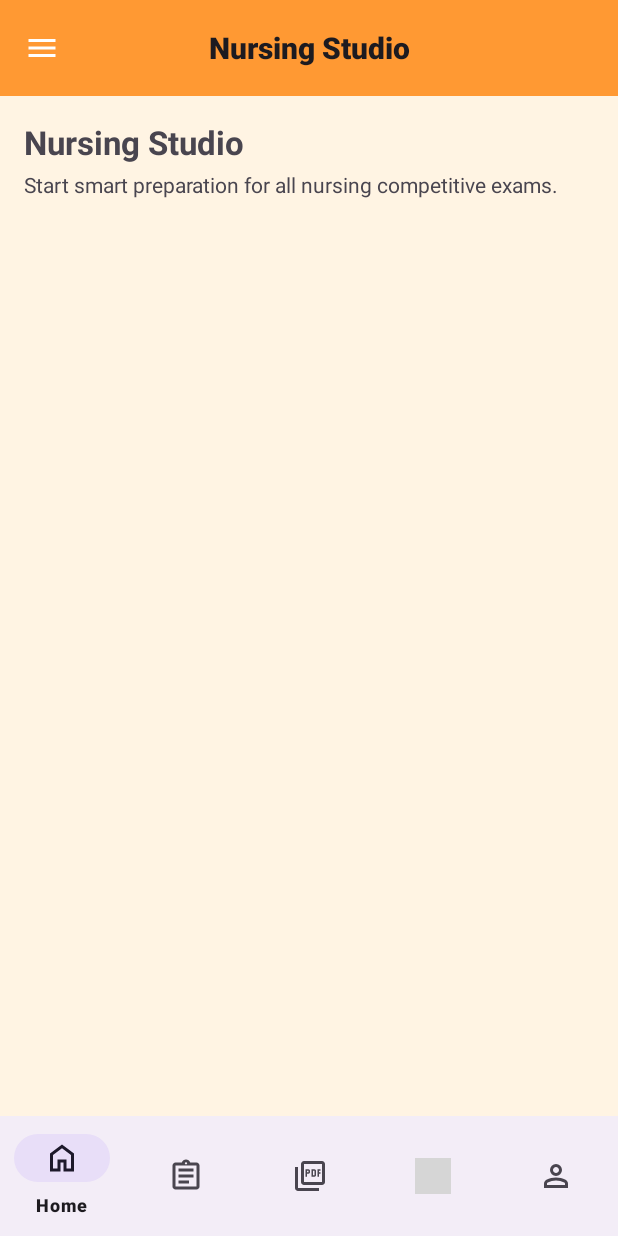
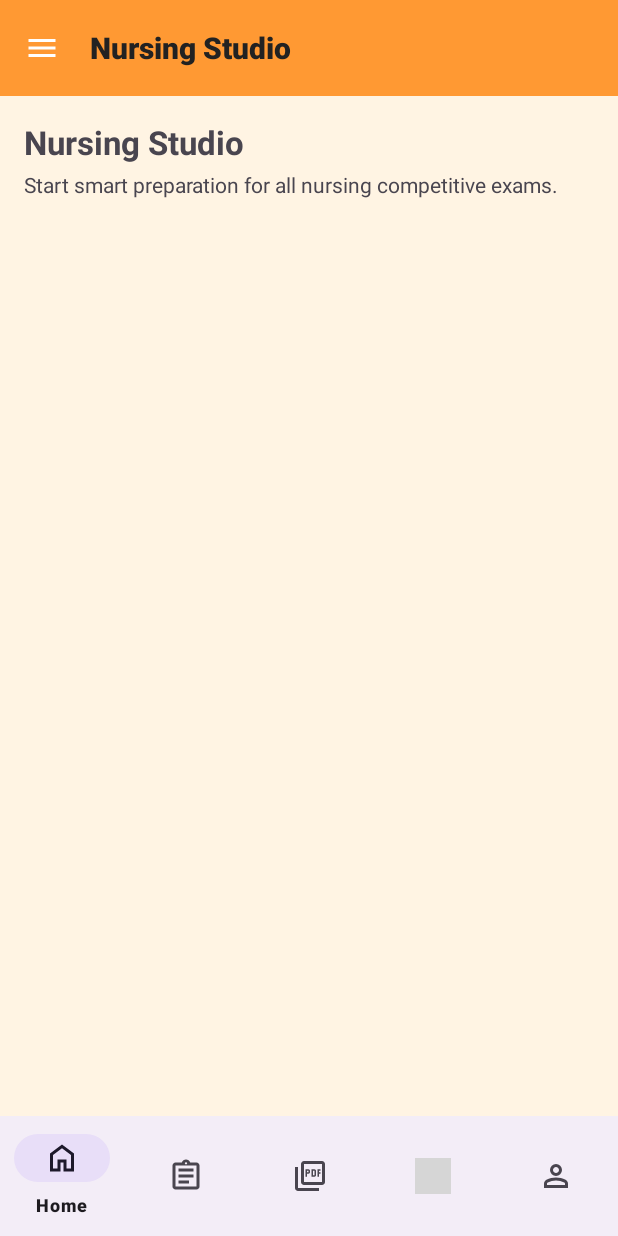
Before and after one commit to nursingstudio/NursingStudioApp, an Android app built with Jetpack Compose: the MainActivity screen opened directly, with no data from a screen before it, on a phone screen of 412 x 824 dp. Run offline under Robolectric (Android 15) with nearby library versions, the light colour scheme and no system bars; grey boxes are pictures that could not be loaded.

Commit message:
Nursing Studio 1.0 Premium Edition v3

```diff
--- a/app/src/main/res/layout/activity_main.xml
+++ b/app/src/main/res/layout/activity_main.xml
@@ -18,9 +18,10 @@
             android:layout_width="match_parent"
             android:layout_height="?attr/actionBarSize"
             android:background="@color/saffron"
-            android:title="@string/app_name"
+            android:elevation="4dp"
+            android:title="Nursing Studio"
             android:titleTextColor="@android:color/white"
-            app:titleCentered="true"
+            app:titleCentered="false"
             app:titleTextAppearance="@style/ToolbarTitleBold"
             app:navigationIcon="@drawable/ic_menu_24"
             app:navigationIconTint="@android:color/white" />
--- a/app/src/main/res/layout/drawer_header.xml
+++ b/app/src/main/res/layout/drawer_header.xml
@@ -24,7 +24,7 @@ xmlns:app="http://schemas.android.com/apk/res-auto"
         android:text="Your Name"
         android:textStyle="bold"
         android:textSize="16sp"
-        android:textColor="#000000"
+        android:textColor="@color/text_primary"
         android:layout_marginTop="8dp" />
 
     <TextView
@@ -33,7 +33,7 @@ xmlns:app="http://schemas.android.com/apk/res-auto"
         android:layout_height="wrap_content"
         android:text="9999999999"
         android:textSize="14sp"
-        android:textColor="#333333" />
+        android:textColor="@color/text_secondary" />
 
     <TextView
         android:id="@+id/tvDrawerSubscription"
--- a/app/src/main/res/layout/fragment_login.xml
+++ b/app/src/main/res/layout/fragment_login.xml
@@ -25,7 +25,7 @@
         android:text="Nursing Studio"
         android:textSize="26sp"
         android:textStyle="bold"
-        android:textColor="#FFFFFF"
+        android:textColor="@color/saffron_dark"
         app:layout_constraintTop_toBottomOf="@id/imgLogo"
         android:layout_marginTop="12dp"
         app:layout_constraintStart_toStartOf="parent"
@@ -38,7 +38,7 @@
         android:layout_height="wrap_content"
         android:text="Login to continue"
         android:textSize="14sp"
-        android:textColor="#FFFFFF"
+        android:textColor="@color/text_secondary"
         app:layout_constraintTop_toBottomOf="@id/tvAppTitle"
         android:layout_marginTop="4dp"
         app:layout_constraintStart_toStartOf="parent"
--- a/app/src/main/res/values-night/themes.xml
+++ b/app/src/main/res/values-night/themes.xml
@@ -1,12 +1,26 @@
-<resources>
-        <style name="Base.Theme.NursingStudio" parent="@style/Base.Theme.NursingStudio" />
-        <style name="Theme.NursingStudio" parent="@style/Base.Theme.NursingStudio" />
+<resources xmlns:tools="http://schemas.android.com/tools">
 
-    <style name="UCropActivityTheme" parent="Theme.AppCompat.Light.NoActionBar">
+    <style name="Base.Theme.NursingStudio" parent="Theme.Material3.Light.NoActionBar">
         <item name="colorPrimary">@color/saffron</item>
-        <item name="colorPrimaryDark">@color/saffron_dark</item>
-        <item name="colorAccent">@android:color/white</item>
-        <item name="android:navigationBarColor">@color/saffron</item>
+        <item name="colorPrimaryContainer">@color/saffron</item>
+        <item name="colorOnPrimary">@android:color/white</item>
+
+        <item name="android:statusBarColor">@color/saffron_dark</item>
+        <item name="android:navigationBarColor">@color/saffron_dark</item>
+
+        <item name="android:colorBackground">@color/app_background</item>
+
+        <item name="android:textColorPrimary">@color/text_primary</item>
+        <item name="android:textColorSecondary">@color/text_secondary</item>
+        <item name="android:textColorHint">@color/text_muted</item>
     </style>
 
-    </resources>
+    <style name="Theme.NursingStudio" parent="Base.Theme.NursingStudio" />
+
+    <style name="ToolbarTitleBold"
+        parent="@style/TextAppearance.Widget.AppCompat.Toolbar.Title">
+        <item name="android:textStyle">bold</item>
+        <item name="android:textSize">20sp</item>
+    </style>
+
+</resources>
--- a/app/src/main/res/values/colors.xml
+++ b/app/src/main/res/values/colors.xml
@@ -1,12 +1,19 @@
 <?xml version="1.0" encoding="utf-8"?>
+
 <resources>
+<!-- Saffron theme -->
+<color name="saffron">#FF9933</color>
+<color name="saffron_dark">#CC7A00</color>
+<color name="app_background">#FFF4E3</color> <!-- halka saffron-ish background -->
+
+<!-- Text colors -->
+<color name="text_primary">#222222</color>
+<color name="text_secondary">#555555</color>
+<color name="text_muted">#888888</color>
+
+<!-- jo bhi tumhare existing colors (purple_500, white, etc.) hain, unko yahin rehne do -->
     <color name="black">#FF000000</color>
     <color name="white">#FFFFFFFF</color>
     <color name="purple_500">#6200EE</color>
 
-    <color name="saffron">#FF9933</color>
-    <color name="saffron_dark">#CC7A00</color>
-    <color name="app_background">#FFF4E3</color> <!-- halka saffron-ish background -->
-
-
 </resources>
--- a/app/src/main/res/values/themes.xml
+++ b/app/src/main/res/values/themes.xml
@@ -1,9 +1,7 @@
 <resources xmlns:tools="http://schemas.android.com/tools">
 
-    <style name="Theme.NursingStudio" parent="Base.Theme.NursingStudio" />
-
-    <!-- Base application theme (Light / default) -->
-    <style name="Base.Theme.NursingStudio" parent="Theme.Material3.DayNight.NoActionBar">
+    <!-- Base application theme: LIGHT ONLY -->
+    <style name="Base.Theme.NursingStudio" parent="Theme.Material3.Light.NoActionBar">
         <!-- Primary saffron -->
         <item name="colorPrimary">@color/saffron</item>
         <item name="colorPrimaryContainer">@color/saffron</item>
@@ -16,21 +14,17 @@
         <!-- App background -->
         <item name="android:colorBackground">@color/app_background</item>
 
-        <!-- Dark mode force off -->
-        <item name="android:forceDarkAllowed">false</item>
-
+        <!-- Global text colors (MyPage / Drawer / etc.) -->
+        <item name="android:textColorPrimary">@color/text_primary</item>
+        <item name="android:textColorSecondary">@color/text_secondary</item>
+        <item name="android:textColorHint">@color/text_muted</item>
     </style>
 
+    <style name="Theme.NursingStudio" parent="Base.Theme.NursingStudio" />
 
-    <!-- Agar kabhi UCrop wapas use karna ho to ye rehne do -->
-    <style name="UCropActivityTheme" parent="Theme.AppCompat.Light.NoActionBar">
-        <item name="colorPrimary">@color/saffron</item>
-        <item name="colorPrimaryDark">@color/saffron_dark</item>
-        <item name="colorAccent">@android:color/white</item>
-        <item name="android:navigationBarColor">@color/saffron</item>
-    </style>
-
-    <style name="ToolbarTitleBold" parent="@style/TextAppearance.Widget.AppCompat.Toolbar.Title">
+    <!-- Toolbar title bold style -->
+    <style name="ToolbarTitleBold"
+        parent="@style/TextAppearance.Widget.AppCompat.Toolbar.Title">
         <item name="android:textStyle">bold</item>
         <item name="android:textSize">20sp</item>
     </style>
```
